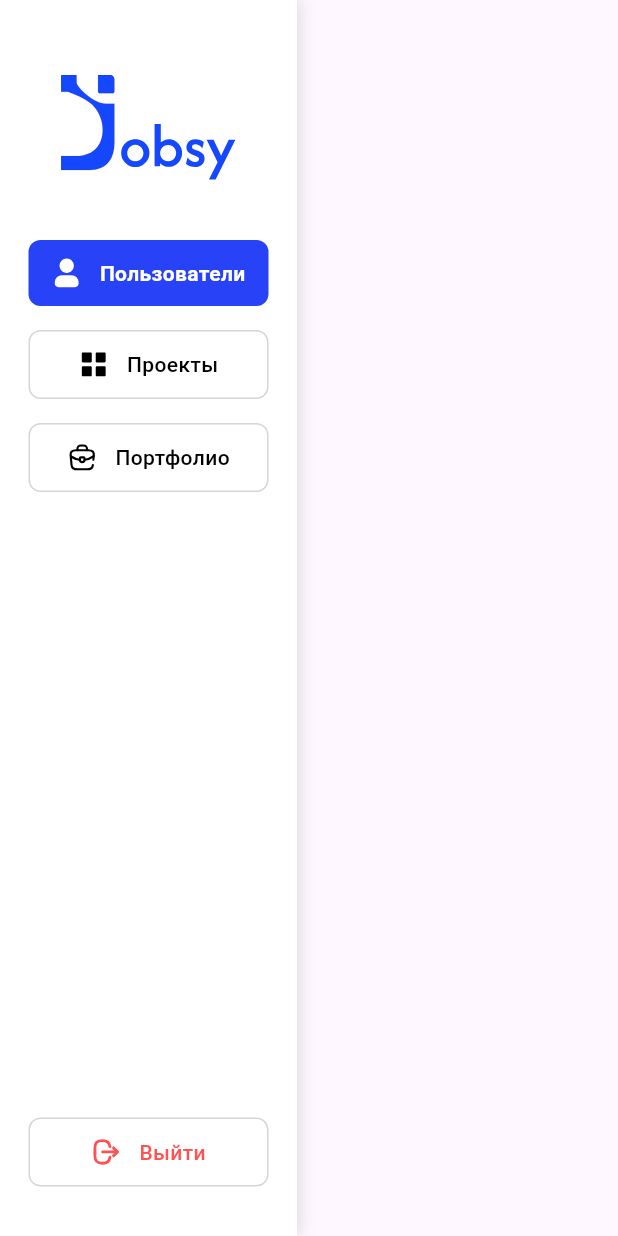
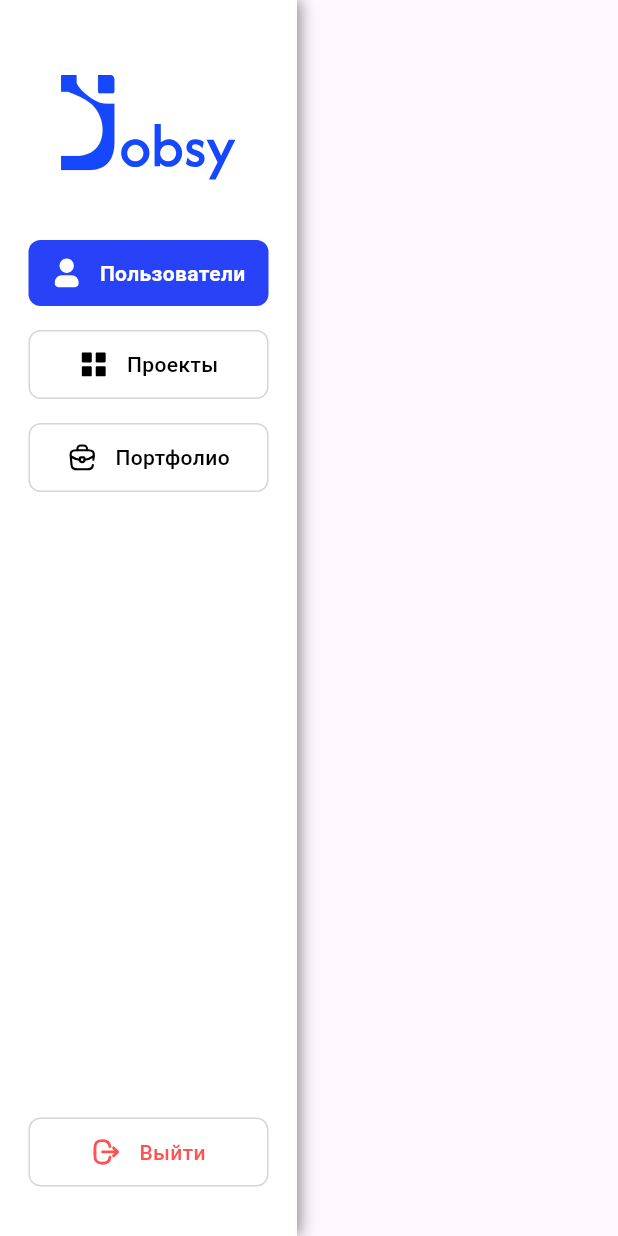
Before and after one commit to TP-Jobsy/jobsy-admin, a Flutter app: the Sidebar widget shown alone on an empty page, opened directly, on a phone screen of 412 x 824 dp. Run offline on Flutter 3.47's test engine with Material 3 defaults, Android fonts, the light colour scheme and no system bars; our stand-ins replace cached_network_image, flutter_secure_storage, flutter_svg; accounts and stored records are empty.

Commit message:
feat: fix Palette

```diff
--- a/lib/pages/sidebar.dart
+++ b/lib/pages/sidebar.dart
@@ -23,8 +23,8 @@ class Sidebar extends StatelessWidget {
       Color? textColor,
       Color? iconColor,
     }) {
-      final fgText = active ? Colors.white : (textColor ?? Palette.black);
-      final fgIcon = active ? Colors.white : (iconColor ?? Palette.black);
+      final fgText = active ? Palette.white : (textColor ?? Palette.black);
+      final fgIcon = active ? Palette.white : (iconColor ?? Palette.black);
 
       return Padding(
         padding: const EdgeInsets.symmetric(vertical: 8),
@@ -37,7 +37,7 @@ class Sidebar extends StatelessWidget {
               width: double.infinity,
               padding: const EdgeInsets.symmetric(vertical: 12),
               decoration: BoxDecoration(
-                color: active ? Palette.primary : Colors.white,
+                color: active ? Palette.primary : Palette.white,
                 borderRadius: BorderRadius.circular(8),
                 border: active ? null : Border.all(color: Palette.grey7),
               ),
@@ -71,9 +71,9 @@ class Sidebar extends StatelessWidget {
       height: double.infinity,
       padding: const EdgeInsets.fromLTRB(19, 50, 19, 25),
       decoration: const BoxDecoration(
-        color: Colors.white,
+        color: Palette.white,
         boxShadow: [
-          BoxShadow(color: Colors.black12, blurRadius: 8, offset: Offset(2, 0)),
+          BoxShadow(color: Palette.black1, blurRadius: 8, offset: Offset(2, 0)),
         ],
       ),
       child: Column(
```
